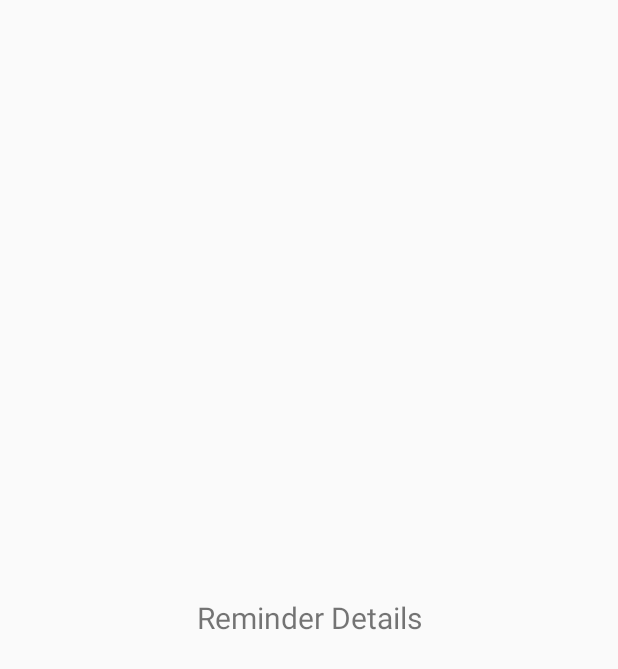
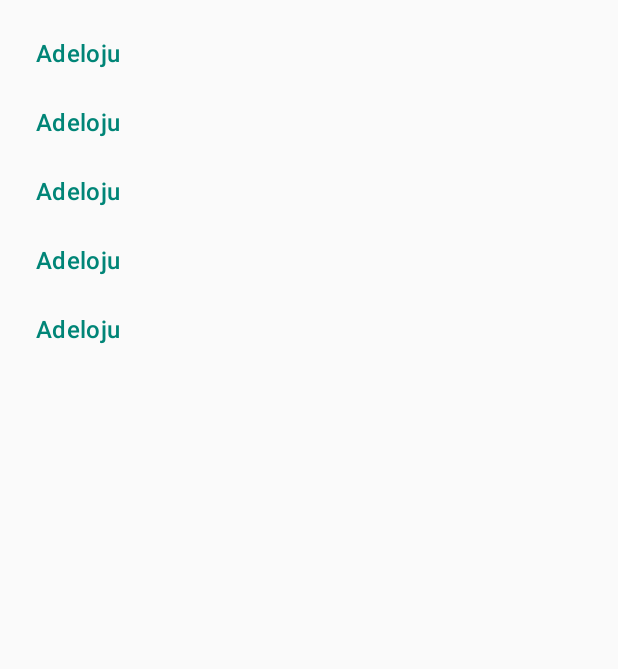
Before and after one commit to Ayodeji97/LocationRemainderApp, an Android app: the layout activity_reminder_description.xml on its own in the app's theme, with its tools: preview values and no code run, on a phone screen of 412 x 824 dp. Shown: the top 669 px of the screen. Run offline under Robolectric (Android 15) with nearby library versions, the phone set to English and light mode, and no system bars.

Commit message:
detail screen displayed on click of notification

```diff
--- a/app/src/main/java/com/udacity/project4/locationreminders/ReminderDescriptionActivity.kt
+++ b/app/src/main/java/com/udacity/project4/locationreminders/ReminderDescriptionActivity.kt
@@ -33,5 +33,8 @@ class ReminderDescriptionActivity : AppCompatActivity() {
             R.layout.activity_reminder_description
         )
 //        TODO: Add the implementation of the reminder details
+
+        //binding.reminderDataItem = intent.getParcelableExtra(EXTRA_ReminderDataItem)
+        binding.reminderDataItem = intent.getSerializableExtra(EXTRA_ReminderDataItem) as ReminderDataItem?
     }
 }
--- a/app/src/main/java/com/udacity/project4/locationreminders/reminderslist/ReminderDataItem.kt
+++ b/app/src/main/java/com/udacity/project4/locationreminders/reminderslist/ReminderDataItem.kt
@@ -6,6 +6,7 @@ import java.util.*
 /**
  * data class acts as a data mapper between the DB and the UI
  */
+
 data class ReminderDataItem(
     var title: String?,
     var description: String?,
--- a/app/src/main/res/layout/activity_reminder_description.xml
+++ b/app/src/main/res/layout/activity_reminder_description.xml
@@ -10,7 +10,7 @@
             type="com.udacity.project4.locationreminders.reminderslist.ReminderDataItem" />
     </data>
 
-    <LinearLayout
+    <androidx.constraintlayout.widget.ConstraintLayout
         android:layout_width="match_parent"
         android:layout_height="match_parent"
         android:gravity="center"
@@ -18,16 +18,66 @@
         tools:context=".locationreminders.ReminderDescriptionActivity">
         <!--TODO: add the design of the reminder details-->
 
+
         <TextView
-            android:layout_width="match_parent"
+            android:id="@+id/location_title"
+            android:layout_width="wrap_content"
             android:layout_height="wrap_content"
-            android:gravity="center"
-            android:text="Reminder Details"
-            android:textSize="@dimen/text_size_large"
-            app:layout_constraintBottom_toBottomOf="parent"
-            app:layout_constraintEnd_toEndOf="parent"
+            android:text="@{String.format(@string/title, reminderDataItem.title)}"
+            style="@style/TextStyle"
             app:layout_constraintStart_toStartOf="parent"
-            app:layout_constraintTop_toTopOf="parent" />
+            app:layout_constraintTop_toTopOf="parent"
+            android:layout_marginTop="24dp"
+            android:layout_marginStart="24dp"
+            tools:layout_editor_absoluteY="-6dp"
+            tools:text="Adeloju" />
 
-    </LinearLayout>
+        <TextView
+            android:id="@+id/location_description"
+            android:layout_width="wrap_content"
+            android:layout_height="wrap_content"
+            android:layout_marginTop="24dp"
+            style="@style/TextStyle"
+            android:text="@{String.format(@string/description, reminderDataItem.description)}"
+            app:layout_constraintStart_toStartOf="@+id/location_title"
+            app:layout_constraintTop_toBottomOf="@+id/location_title"
+            tools:text="Adeloju" />
+
+
+        <TextView
+            android:id="@+id/location_tv"
+            android:layout_width="wrap_content"
+            android:layout_height="wrap_content"
+            android:layout_marginTop="24dp"
+            style="@style/TextStyle"
+            android:text="@{String.format(@string/location,reminderDataItem.location)}"
+            app:layout_constraintStart_toStartOf="@+id/location_description"
+            app:layout_constraintTop_toBottomOf="@+id/location_description"
+            tools:text="Adeloju" />
+
+
+        <TextView
+            android:id="@+id/lat_tv"
+            android:layout_width="wrap_content"
+            android:layout_height="wrap_content"
+            android:layout_marginTop="24dp"
+            style="@style/TextStyle"
+            android:text="@{String.format(@string/latitude, reminderDataItem.latitude)}"
+            app:layout_constraintStart_toStartOf="@+id/location_tv"
+            app:layout_constraintTop_toBottomOf="@+id/location_tv"
+            tools:text="Adeloju" />
+
+
+        <TextView
+            android:id="@+id/log_tv"
+            android:layout_width="wrap_content"
+            android:layout_height="wrap_content"
+            android:layout_marginTop="24dp"
+            style="@style/TextStyle"
+            android:text="@{String.format(@string/longitude, reminderDataItem.longitude)}"
+            app:layout_constraintStart_toStartOf="@+id/lat_tv"
+            app:layout_constraintTop_toBottomOf="@+id/lat_tv"
+            tools:text="Adeloju" />
+
+    </androidx.constraintlayout.widget.ConstraintLayout>
 </layout>
--- a/app/src/main/res/values/strings.xml
+++ b/app/src/main/res/values/strings.xml
@@ -46,4 +46,11 @@
 
     <string name="geofences_removed">Geofences removed.</string>
     <string name="geofences_not_removed">Geofences not removed.</string>
+
+
+    <string name="title">Title: %s</string>
+    <string name="description">Description: %s</string>
+    <string name="location">Location: %s</string>
+    <string name="latitude">Latitude: %f</string>
+    <string name="longitude">Longitude: %f</string>
 </resources>
--- a/app/src/main/res/values/styles.xml
+++ b/app/src/main/res/values/styles.xml
@@ -8,4 +8,9 @@
         <item name="colorAccent">@color/colorAccent</item>
     </style>
 
+    <style name="TextStyle"  parent="TextAppearance.MaterialComponents.Headline6">
+        <item name="android:textSize">@dimen/text_size_normal</item>
+        <item name="android:textColor">@color/colorPrimary</item>
+    </style>
+
 </resources>
```
